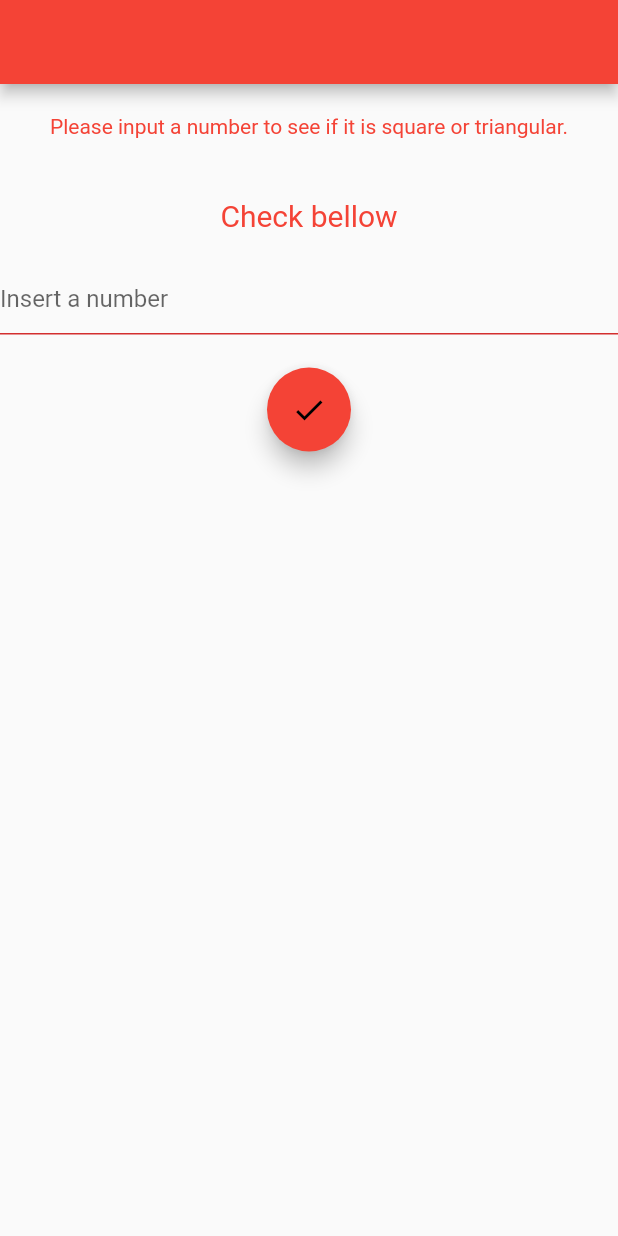
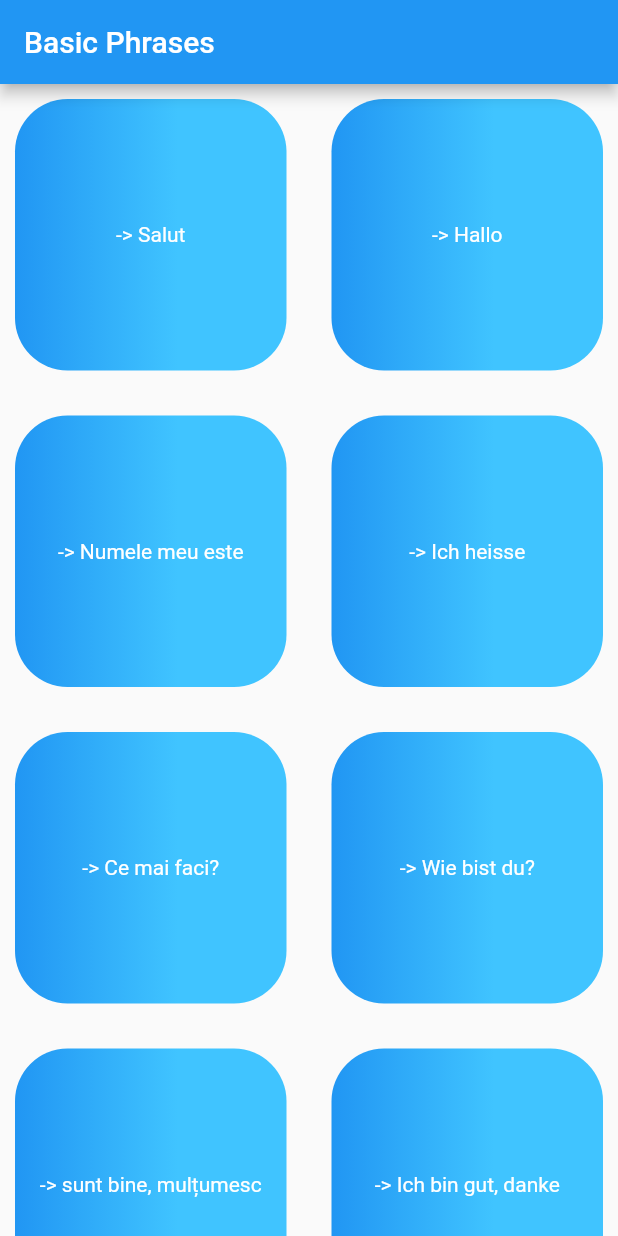
Before and after one commit to raisissoftware/Google-Flutter-Course, a Flutter app: the screen it shows after launch, on a phone screen of 412 x 824 dp. Run offline on Flutter 3.47's test engine with Material 2 defaults, Android fonts, the phone set to English and light mode, and no system bars; our stand-ins replace assets_audio_player.

Commit message:
basic phrases app done without stop on re-tap

```diff
--- a/lib/main.dart
+++ b/lib/main.dart
@@ -1,4 +1,4 @@
-import 'src/02/03.dart' as app;
+import 'src/03/01.dart' as app;
 
 void main() {
   app.main();
--- /dev/null
+++ b/lib/src/03/01.dart
@@ -0,0 +1,139 @@
+import 'package:assets_audio_player/assets_audio_player.dart';
+import 'package:flutter/cupertino.dart';
+import 'package:flutter/foundation.dart';
+import 'package:flutter/material.dart';
+
+void main() {
+  runApp(const MyApp());
+}
+
+class MyApp extends StatelessWidget {
+  const MyApp({Key key}) : super(key: key);
+
+  @override
+  Widget build(BuildContext context) {
+    return const MaterialApp(
+      home: HomePage(),
+    );
+  }
+}
+
+class HomePage extends StatefulWidget {
+  const HomePage({Key key}) : super(key: key);
+
+  @override
+  _HomePageState createState() => _HomePageState();
+}
+
+class _HomePageState extends State<HomePage> {
+  // final List<Audio> audios = <Audio>[
+  //   Audio.network('assets/audio/Salut.mp3'),
+  //   Audio.network('assets/audio/hallo.mp3'),
+  //   Audio.network('assets/audio/Numele_meu_este.mp3'),
+  //   Audio.network('assets/audio/Ich_heisse.mp3'),
+  //   Audio.network('assets/audio/Ce_mai_faci.mp3'),
+  //   Audio.network('assets/audio/Wie_bist_du.mp3'),
+  //   Audio.network('assets/audio/sunt_bine_multumesc.mp3'),
+  //   Audio.network('assets/audio/ich_bin_gut_danke.mp3'),
+  //   Audio.network('assets/audio/si_tu.mp3'),
+  //   Audio.network('assets/audio/Und_du.mp3'),
+  //
+  //
+  // ];
+
+  // AssetsAudioPlayer get _assetsAudioPlayer => AssetsAudioPlayer.withId("music");
+  // final List<StreamSubscription> _subscriptions = [];
+  // @override
+  // void dispose() {
+  //   _assetsAudioPlayer.dispose();
+  //   print("dispose");
+  //   super.dispose();
+  // }
+  //
+  // Audio find(List<Audio> source, String fromPath) {
+  //   return source.firstWhere((element) => element.path == fromPath);
+  // }
+  //
+  // @override
+  // void initState() {
+  //   super.initState();
+  //   _assetsAudioPlayer.open(
+  //       Playlist(audios: audios)
+  //   );
+  //   _subscriptions.add(_assetsAudioPlayer.playlistAudioFinished.listen((data) {
+  //     print("playlistAudioFinished : $data");
+  //   }));
+  // }
+
+  @override
+  Widget build(BuildContext context) {
+    final List<Color> _colors = <Color>[Colors.blue, Colors.lightBlueAccent];
+    final List<double> _stops = <double>[0.0, 0.6];
+    final List<String> _spellList = <String>[
+      'Salut',
+      'Hallo',
+      'Numele meu este',
+      'Ich heisse',
+      'Ce mai faci?',
+      'Wie bist du?',
+      'sunt bine, mulțumesc',
+      'Ich bin gut, danke',
+      'Si tu?',
+      'Und du?'
+    ];
+    final List<String> _spellListAudio = <String>[
+      'assets/audio/Salut.mp3',
+      'assets/audio/hallo.mp3',
+      'assets/audio/Numele_meu_este.mp3',
+      'assets/audio/Ich_heisse.mp3',
+      'assets/audio/Ce_mai_faci.mp3',
+      'assets/audio/Wie_bist_du.mp3',
+      'assets/audio/sunt_bine_multumesc.mp3',
+      'assets/audio/ich_bin_gut_danke.mp3',
+      'assets/audio/si_tu.mp3',
+      'assets/audio/Und_du.mp3'
+    ];
+
+    return Scaffold(
+        appBar: AppBar(
+          title: const Text('Basic Phrases'),
+        ),
+        body: GridView.builder(
+          padding: const EdgeInsets.all(10.0),
+          itemCount: _spellList.length,
+          gridDelegate: const SliverGridDelegateWithFixedCrossAxisCount(
+              crossAxisCount: 2, crossAxisSpacing: 30, mainAxisSpacing: 30),
+          itemBuilder: (BuildContext context, int index) {
+            return Stack(
+              alignment: AlignmentDirectional.center,
+              children: <Widget>[
+                InkWell(
+                  onTap: () {
+                    setState(() {
+                      // _assetsAudioPlayer.stop();
+                      // _assetsAudioPlayer.playlistPlayAtIndex(index);
+                      AssetsAudioPlayer.playAndForget(Audio(_spellListAudio[index]));
+                    });
+                  },
+                  child: Container(
+                    decoration: BoxDecoration(
+                      borderRadius: BorderRadius.circular(35.0),
+                      gradient: LinearGradient(
+                        colors: _colors,
+                        stops: _stops,
+                      ),
+                    ),
+                  ),
+                ),
+                Text(
+                  '-> ' + _spellList[index],
+                  style: const TextStyle(
+                    color: Colors.white,
+                  ),
+                ),
+              ],
+            );
+          },
+        ));
+  }
+}
```
Also changed, not shown: pubspec.yaml (+5 -54 lines), pubspec.lock, 14 other files.
